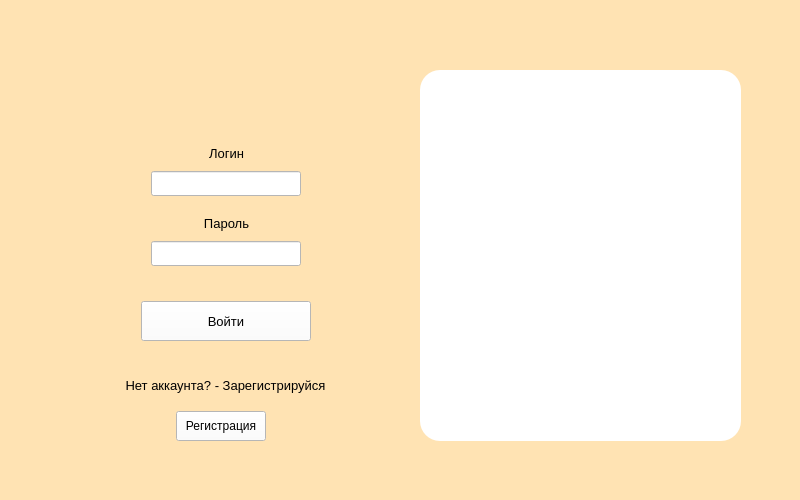
Before: the Qt Designer form windows/ui/login.ui in aaalace/D-Compare, drawn with Qt 5.
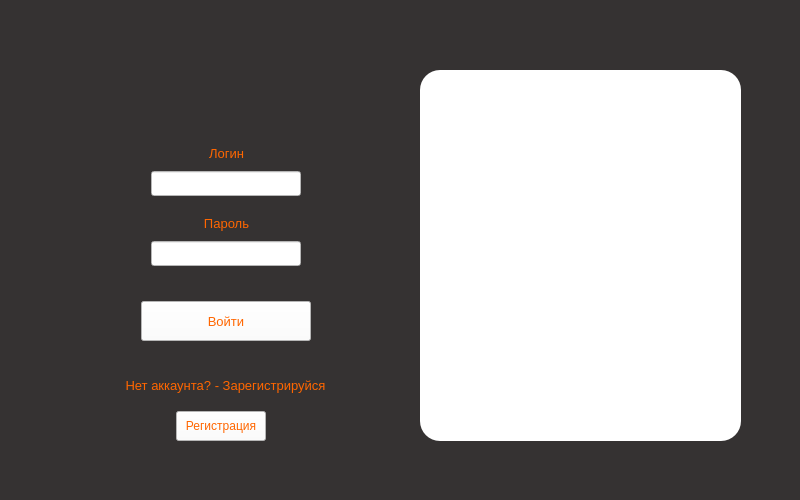
After: the same form once the commit is applied.

```diff
--- a/windows/ui/login.ui
+++ b/windows/ui/login.ui
@@ -14,7 +14,7 @@
    <string>Вход</string>
   </property>
   <property name="styleSheet">
-   <string notr="true">background-color: #ffe3b3</string>
+   <string notr="true">background-color: #353232</string>
   </property>
   <property name="animated">
    <bool>false</bool>
@@ -70,7 +70,7 @@
      </font>
     </property>
     <property name="styleSheet">
-     <string notr="true">background-color: white;</string>
+     <string notr="true">background-color: white; color: #FF6600</string>
     </property>
     <property name="text">
      <string>Войти</string>
@@ -91,7 +91,7 @@
      </font>
     </property>
     <property name="styleSheet">
-     <string notr="true"/>
+     <string notr="true">color: #FF6600</string>
     </property>
     <property name="text">
      <string>Логин</string>
@@ -115,7 +115,7 @@
      </font>
     </property>
     <property name="styleSheet">
-     <string notr="true"/>
+     <string notr="true">color: #FF6600</string>
     </property>
     <property name="text">
      <string>Пароль</string>
@@ -139,7 +139,7 @@
      </font>
     </property>
     <property name="styleSheet">
-     <string notr="true"/>
+     <string notr="true">color: #FF6600</string>
     </property>
     <property name="text">
      <string>Нет аккаунта? - Зарегистрируйся</string>
@@ -158,7 +158,7 @@
      </rect>
     </property>
     <property name="styleSheet">
-     <string notr="true">background-color: white;</string>
+     <string notr="true">color: #FF6600; background-color: white</string>
     </property>
     <property name="text">
      <string>Регистрация</string>
```
